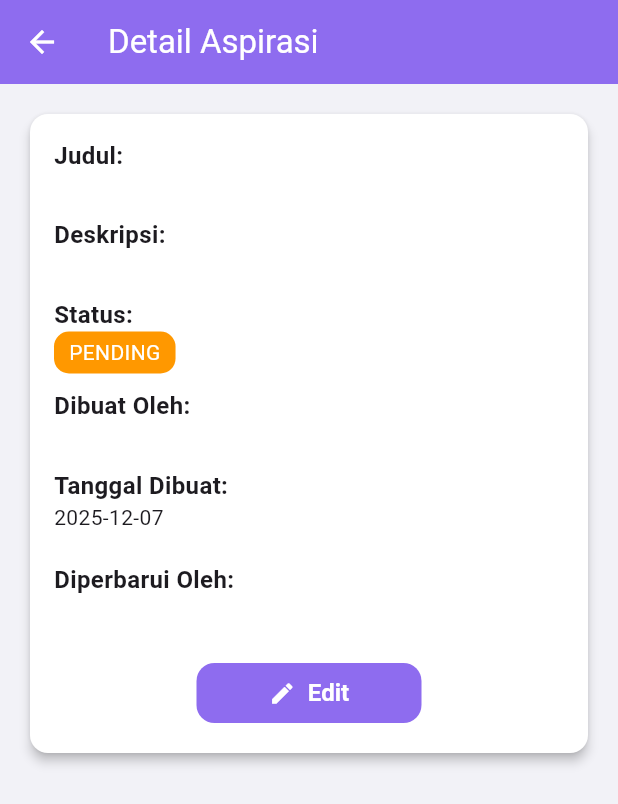
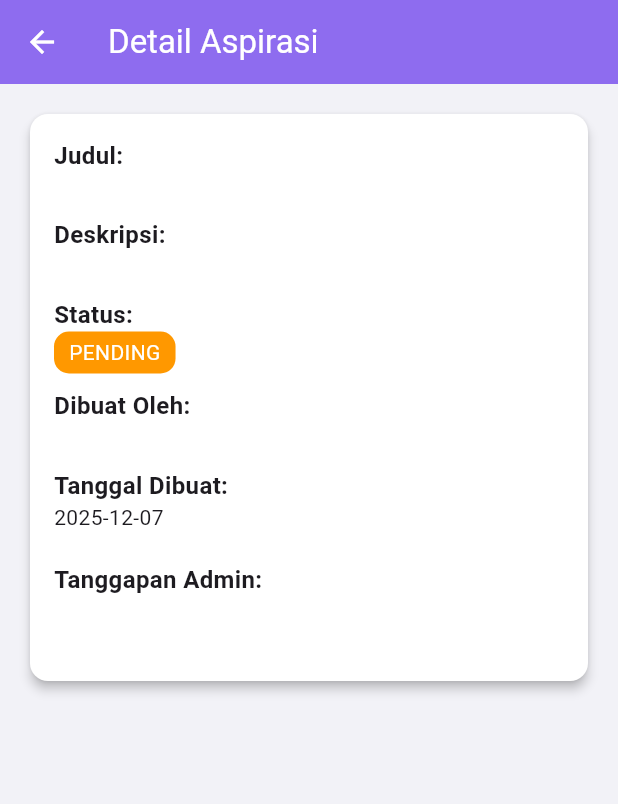
Before and after one commit to nurwahibzy/jawara_pintar_mobile_version, a Flutter app: the DetailPesanWarga screen opened directly with empty values, on a phone screen of 412 x 824 dp. Shown: the top 804 px of the screen. Run offline on Flutter 3.47's test engine with Material 3 defaults, Android fonts, the phone set to English and light mode, and no system bars; our stand-ins replace bloc, dartz, equatable, fl_chart, flutter_bloc, flutter_dotenv and 5 more; accounts and stored records are empty; Roboto replaces fonts that are missing (CircularStd).

Commit message:
feat(pesan-warga): adjust UI based on user role and aspirasi status
* change icon app bar

* feat(pesan-warga): show sender name in detail via warga relation

* feat(pesan-warga): adjust UI based on user role and aspirasi status

```diff
--- a/lib/features/pesan-warga/domain/repositories/pesan_warga_repository.dart
+++ b/lib/features/pesan-warga/domain/repositories/pesan_warga_repository.dart
@@ -6,4 +6,6 @@
   Future<void> addAspirasi(Aspirasi aspirasi);
   Future<void> updateAspirasi(Aspirasi aspirasi);
   Future<void> deleteAspirasi(int id);
+  Future<String?> getCurrentUserRole();
+  Future<int?> getCurrentUserId();
 }
--- a/lib/features/pesan-warga/presentation/bloc/pesan_warga_bloc.dart
+++ b/lib/features/pesan-warga/presentation/bloc/pesan_warga_bloc.dart
@@ -9,6 +9,8 @@
 
 class AspirasiBloc extends Bloc<AspirasiEvent, AspirasiState> {
   final AspirasiRepository repository;
+  String? currentRole;
+  int? currentUserId;
 
   AspirasiBloc({required this.repository}) : super(AspirasiInitial()) {
     on<LoadAspirasi>((event, emit) async {
@@ -66,5 +68,53 @@
         emit(AspirasiOperationFailure(e.toString()));
       }
     });
+
+   on<GetUserRoleEvent>((event, emit) async {
+      try {
+        final role = await repository
+            .getCurrentUserRole();
+        currentRole = role;
+
+        final s = state;
+        if (s is AspirasiLoaded) {
+          emit(AspirasiLoaded(s.aspirasiList));
+        } else if (s is AspirasiInitial) {
+          emit(AspirasiInitial());
+        } else if (s is AspirasiLoading) {
+          emit(AspirasiLoading());
+        } else if (s is AspirasiDetailLoaded) {
+          emit(AspirasiDetailLoaded(s.aspirasi));
+        } else if (s is AspirasiOperationFailure) {
+          emit(AspirasiOperationFailure(s.message));
+        } else {
+          emit(AspirasiInitial());
+        }
+      } catch (e) {
+        emit(AspirasiOperationFailure("Gagal mengambil role: $e"));
+      }
+    });
+
+    on<GetUserIdEvent>((event, emit) async {
+      try {
+        final id = await repository
+            .getCurrentUserId();
+        currentUserId = id;
+      } catch (e) {
+        emit(AspirasiOperationFailure("Gagal mendapatkan userId: $e"));
+      }
+    });
+
+on<LoadUserData>((event, emit) async {
+  try {
+    currentRole = await repository.getCurrentUserRole();
+    currentUserId = await repository.getCurrentUserId();
+
+    if (state is AspirasiLoaded) {
+      emit(AspirasiLoaded((state as AspirasiLoaded).aspirasiList));
+    }
+  } catch (e) {
+    emit(AspirasiOperationFailure("Gagal memuat user data: $e"));
+  }
+});
   }
 }
--- a/lib/features/pesan-warga/presentation/bloc/pesan_warga_event.dart
+++ b/lib/features/pesan-warga/presentation/bloc/pesan_warga_event.dart
@@ -40,3 +40,7 @@
   @override
   List<Object?> get props => [id];
 }
+
+class GetUserRoleEvent extends AspirasiEvent {}
+
+class LoadUserData extends AspirasiEvent {}
--- a/lib/features/pesan-warga/presentation/bloc/pesan_warga_state.dart
+++ b/lib/features/pesan-warga/presentation/bloc/pesan_warga_state.dart
@@ -42,3 +42,10 @@
   @override
   List<Object?> get props => [aspirasi];
 }
+
+class UserRoleLoaded extends AspirasiState {
+  final String? role;
+  UserRoleLoaded(this.role);
+}
+
+class GetUserIdEvent extends AspirasiEvent {}
--- a/lib/features/pesan-warga/presentation/pages/detail_pesan_warga.dart
+++ b/lib/features/pesan-warga/presentation/pages/detail_pesan_warga.dart
@@ -22,6 +22,7 @@
   void initState() {
     super.initState();
     pesan = widget.pesan;
+    context.read<AspirasiBloc>().add(GetUserRoleEvent());
   }
 
   Color _getStatusColor(StatusAspirasi status) {
@@ -60,7 +61,7 @@
             child: Padding(
               padding: const EdgeInsets.all(16),
               child: Column(
-                crossAxisAlignment: CrossAxisAlignment.start,
+               crossAxisAlignment: CrossAxisAlignment.stretch,
                 children: [
                   // Judul
                   const Text(
@@ -83,7 +84,10 @@
                     'Status:',
                     style: TextStyle(fontWeight: FontWeight.bold, fontSize: 16),
                   ),
-                  Container(
+                  Align(
+                    alignment:
+                        Alignment.centerLeft,
+                    child: Container(
                       padding: const EdgeInsets.symmetric(
                         horizontal: 10,
                         vertical: 4,
@@ -95,6 +99,7 @@
                       child: Text(
                         pesan.status.name.toUpperCase(),
                         style: const TextStyle(color: Colors.white),
+                      ),
                     ),
                   ),
                   const SizedBox(height: 10),
@@ -115,18 +120,31 @@
                   Text(pesan.createdAt.toLocal().toString().split(' ')[0]),
                   const SizedBox(height: 20),
 
-                  // Updated By
+                  // Tanggapan Admin
                   const Text(
-                    'Diperbarui Oleh:',
+                    'Tanggapan Admin:',
                     style: TextStyle(fontWeight: FontWeight.bold, fontSize: 16),
                   ),
-                Text(pesan.namaAdmin ?? 'Belum ada'),
+                  Text(pesan.tanggapanAdmin ?? '-'),
                   const SizedBox(height: 20),
 
                   // Tombol edit
-                  Center(
+                BlocBuilder<AspirasiBloc, AspirasiState>(
+                    builder: (context, state) {
+                      final role = context
+                          .read<AspirasiBloc>()
+                          .currentRole;
+
+                      final bool canEdit =
+                          role == "Admin" ||
+                          (role == "Warga" &&
+                              pesan.status == StatusAspirasi.Pending);
+
+                      return Visibility(
+                        visible: canEdit,
+                        child: Center(
                           child: SizedBox(
-                      width: 150,
+                            width: 160,
                             child: ElevatedButton.icon(
                               onPressed: () async {
                                 final result = await Navigator.push(
@@ -140,30 +158,30 @@
                                 );
 
                                 if (result != null && result is Aspirasi) {
-                            setState(() {
-                              pesan = result;
-                            });
+                                  setState(() => pesan = result);
                                 }
                               },
                               style: ElevatedButton.styleFrom(
                                 backgroundColor: AppColors.primary,
-                          padding: const EdgeInsets.symmetric(vertical: 8),
                                 shape: RoundedRectangleBorder(
-                            borderRadius: BorderRadius.circular(12),
+                                  borderRadius: BorderRadius.circular(10),
                                 ),
                               ),
                               icon: const Icon(Icons.edit, color: Colors.white),
                               label: const Text(
                                 'Edit',
                                 style: TextStyle(
-                            color: Colors.white,
                                   fontSize: 16,
                                   fontWeight: FontWeight.bold,
+                                  color: Colors.white,
                                 ),
                               ),
                             ),
                           ),
                         ),
+                      );
+                    },
+                  )
                 ],
               ),
             ),
--- a/lib/widgets/custom_app_bar.dart
+++ b/lib/widgets/custom_app_bar.dart
@@ -44,7 +44,7 @@
                       borderRadius: BorderRadius.circular(10),
                     ),
                     child: const Icon(
-                      Icons.diamond,
+                      Icons.book_rounded,
                       color: Colors.white,
                       size: 24,
                     ),
```
Also changed, not shown: lib/features/pesan-warga/data/datasources/pesan_warga_remote.dart (+26 -18 lines), lib/features/pesan-warga/data/models/pesan_warga_model.dart (+51 -14 lines), lib/features/pesan-warga/data/repositories/pesan_warga_impl.dart (+52 -8 lines), lib/features/pesan-warga/domain/usecases/get_user_role.dart (added, +19 -0 lines), lib/features/pesan-warga/presentation/pages/daftar_pesan_warga.dart (+27 -6 lines), lib/features/pesan-warga/presentation/pages/edit_pesan_warga.dart (+40 -47 lines). Lines whose indentation alone changed are shown as unchanged.
